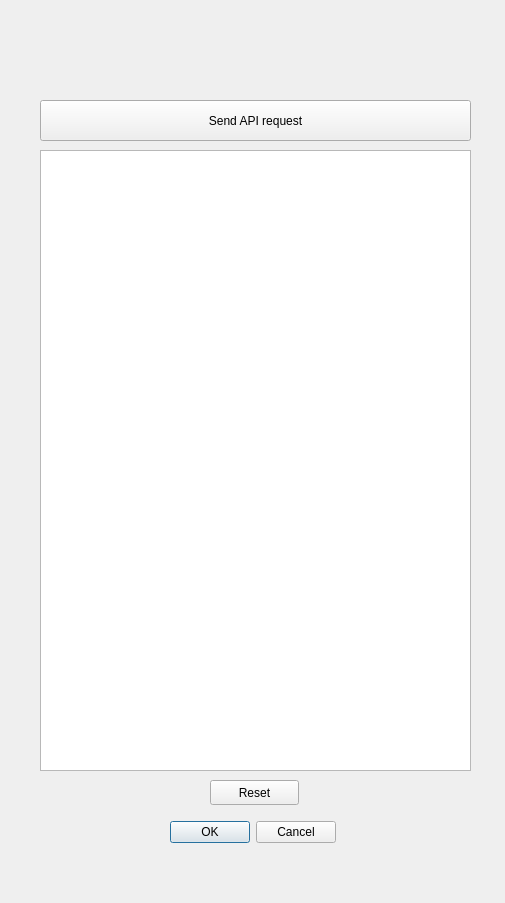
Qt form transition_qgis_dockwidget_base.ui (chairemobilite/transition_qgis) before a commit.
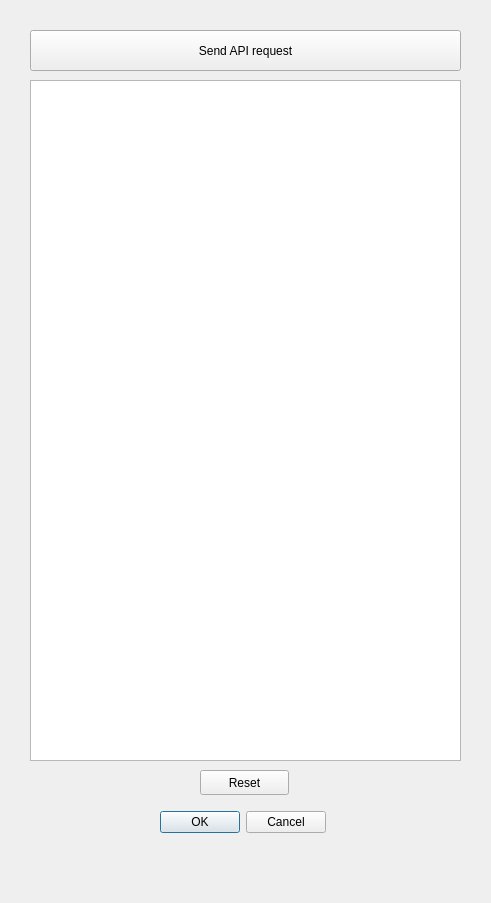
The same form after that commit.

What changed in the file:
```diff
--- a/transition_qgis_dockwidget_base.ui
+++ b/transition_qgis_dockwidget_base.ui
@@ -6,7 +6,7 @@
    <rect>
     <x>0</x>
     <y>0</y>
-    <width>505</width>
+    <width>491</width>
     <height>903</height>
    </rect>
   </property>
@@ -16,8 +16,8 @@
   <widget class="QPushButton" name="pushButton">
    <property name="geometry">
     <rect>
-     <x>40</x>
-     <y>100</y>
+     <x>30</x>
+     <y>30</y>
      <width>431</width>
      <height>41</height>
     </rect>
@@ -29,8 +29,8 @@
   <widget class="QDialogButtonBox" name="buttonBox">
    <property name="geometry">
     <rect>
-     <x>170</x>
-     <y>820</y>
+     <x>160</x>
+     <y>810</y>
      <width>166</width>
      <height>25</height>
     </rect>
@@ -42,18 +42,18 @@
   <widget class="QPlainTextEdit" name="plainTextEdit">
    <property name="geometry">
     <rect>
-     <x>40</x>
-     <y>150</y>
+     <x>30</x>
+     <y>80</y>
      <width>431</width>
-     <height>621</height>
+     <height>681</height>
     </rect>
    </property>
   </widget>
   <widget class="QPushButton" name="resetButton">
    <property name="geometry">
     <rect>
-     <x>210</x>
-     <y>780</y>
+     <x>200</x>
+     <y>770</y>
      <width>89</width>
      <height>25</height>
     </rect>
```
